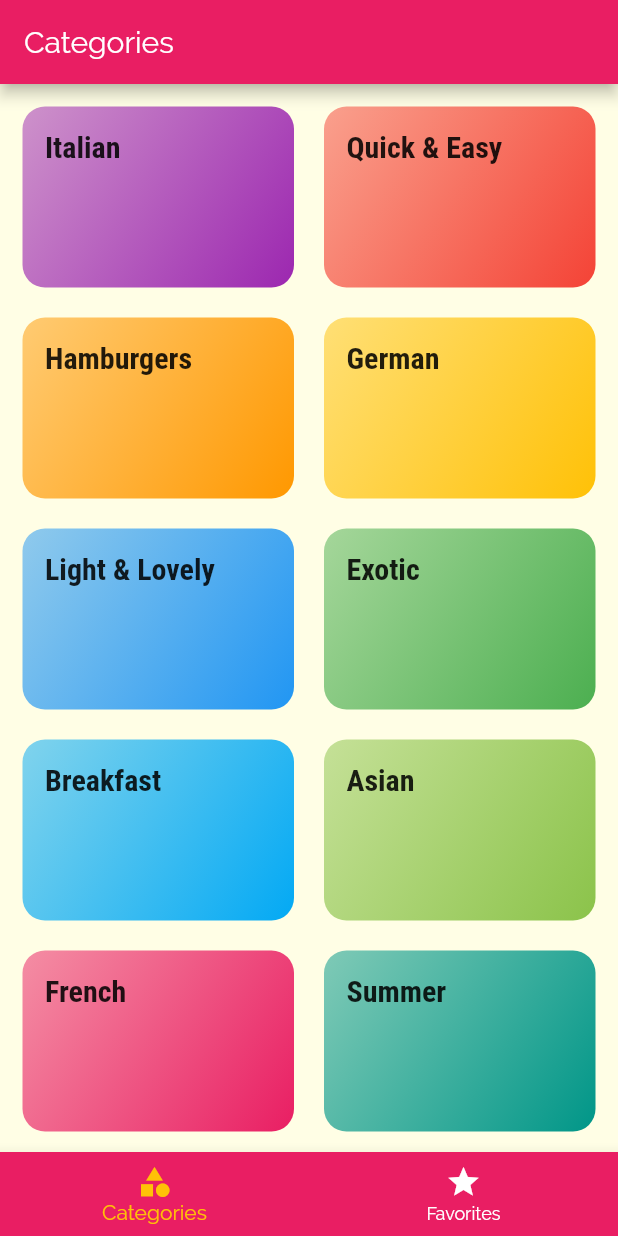
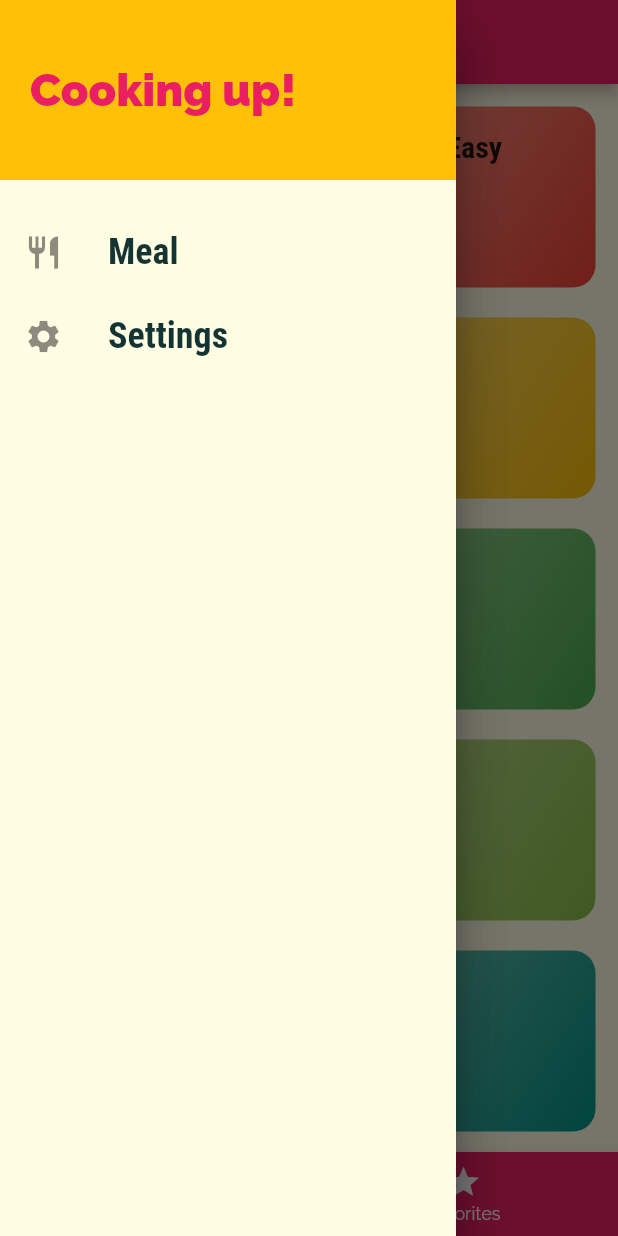
Before and after one commit to giacomoferlaino/flutter-meals-app, a Flutter app: the screen it shows after launch, with the side drawer open (before the commit the screen has no drawer), on a phone screen of 412 x 824 dp. Run offline on Flutter 3.47's test engine with Material 2 defaults, Android fonts, the phone set to English and light mode, and no system bars.

Commit message:
feat: Added navigation drawer

```diff
--- a/lib/pages/tabs_page.dart
+++ b/lib/pages/tabs_page.dart
@@ -1,7 +1,8 @@
 import 'package:flutter/material.dart';
-import 'package:meals_app/pages/favorites_page.dart';
 
 import '../pages/categories_page.dart';
+import '../pages/favorites_page.dart';
+import '../widgets/main_drawer.dart';
 
 class TabsPage extends StatefulWidget {
   @override
@@ -33,6 +34,9 @@ class _TabsPageState extends State<TabsPage> {
       appBar: AppBar(
         title: Text(_pages[_selectedPageIndex]['title']),
       ),
+      drawer: Drawer(
+        child: MainDrawer(),
+      ),
       body: _pages[_selectedPageIndex]['page'],
       bottomNavigationBar: BottomNavigationBar(
         onTap: _selectPage,
--- /dev/null
+++ b/lib/widgets/main_drawer.dart
@@ -0,0 +1,51 @@
+import 'package:flutter/material.dart';
+
+class MainDrawer extends StatelessWidget {
+  Widget _buildListTile(String title, IconData icon) {
+    return ListTile(
+      leading: Icon(
+        icon,
+        size: 26,
+      ),
+      title: Text(
+        title,
+        style: TextStyle(
+          fontFamily: 'RobotoCondensed',
+          fontSize: 24,
+          fontWeight: FontWeight.bold,
+        ),
+      ),
+      onTap: () {},
+    );
+  }
+
+  @override
+  Widget build(BuildContext context) {
+    return Drawer(
+      child: SingleChildScrollView(
+        child: Column(
+          children: <Widget>[
+            Container(
+              height: 120,
+              width: double.infinity,
+              padding: EdgeInsets.all(20),
+              alignment: Alignment.centerLeft,
+              color: Theme.of(context).accentColor,
+              child: Text(
+                'Cooking up!',
+                style: TextStyle(
+                  fontWeight: FontWeight.w900,
+                  fontSize: 30,
+                  color: Theme.of(context).primaryColor,
+                ),
+              ),
+            ),
+            SizedBox(height: 20),
+            _buildListTile('Meal', Icons.restaurant),
+            _buildListTile('Settings', Icons.settings),
+          ],
+        ),
+      ),
+    );
+  }
+}
```
